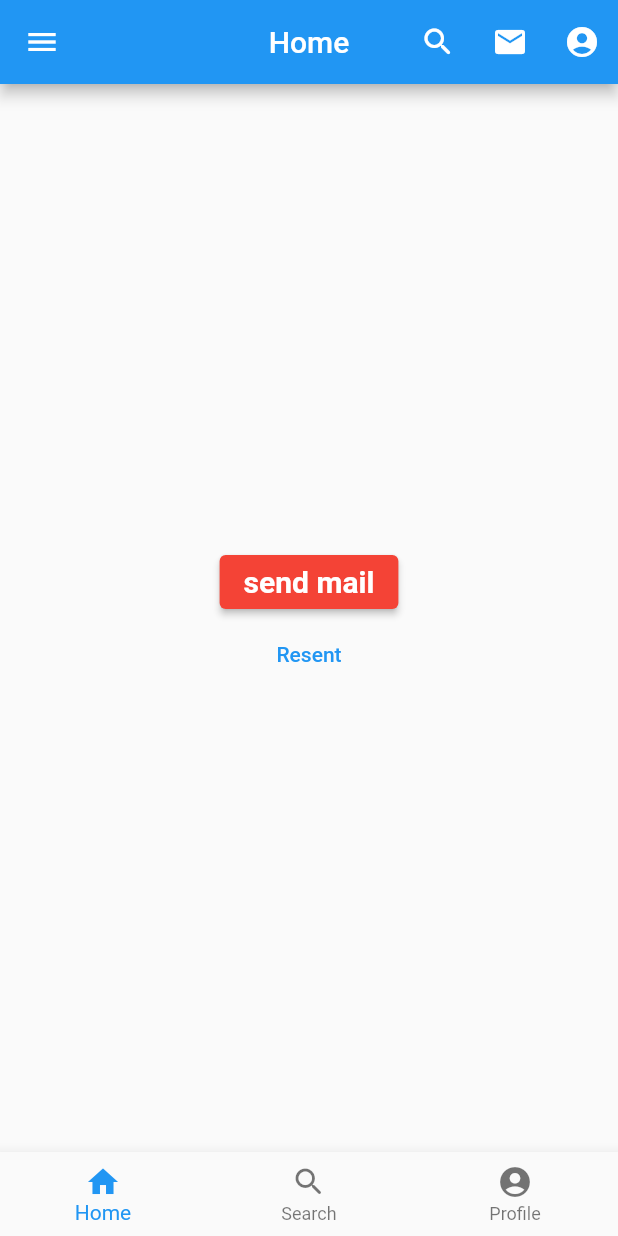
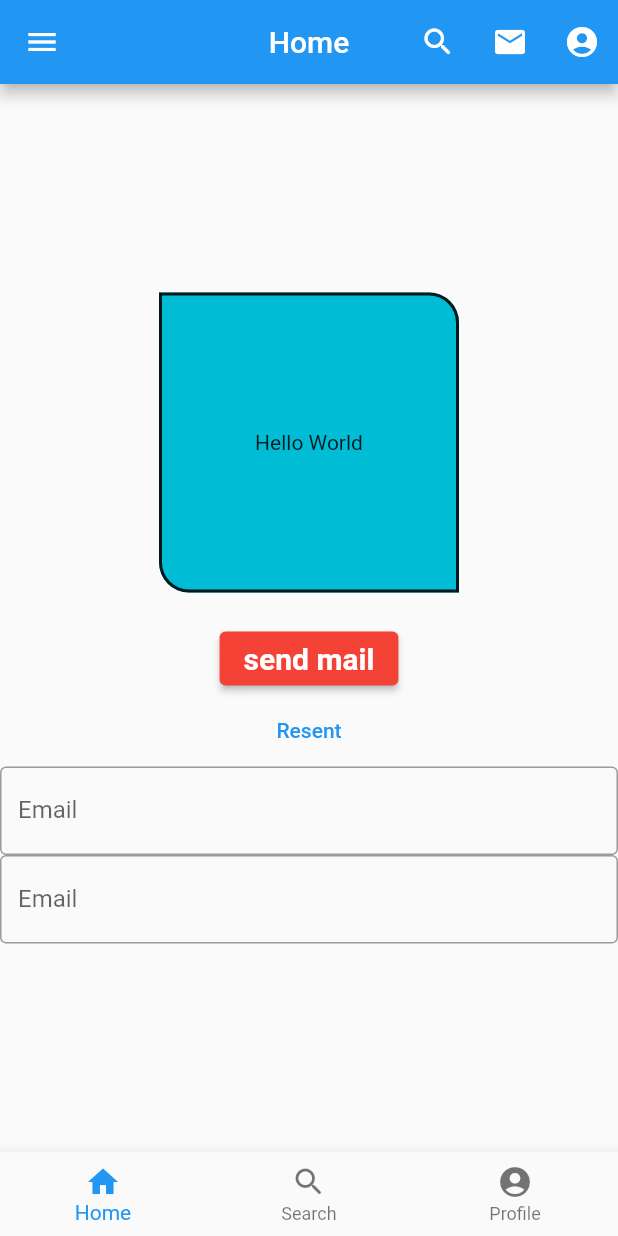
Before and after one commit to developerabdullah-me/Flutter_project, a Flutter app: the screen it shows after launch, on a phone screen of 412 x 824 dp. Run offline on Flutter 3.47's test engine with Material 2 defaults, Android fonts, the phone set to English and light mode, and no system bars.

Commit message:
border radius

```diff
--- a/flutter_application_1/lib/main.dart
+++ b/flutter_application_1/lib/main.dart
@@ -64,6 +64,24 @@ class HomeActivity extends StatelessWidget {
         child: Column(
           mainAxisAlignment: MainAxisAlignment.center,
           children: [
+            Container(
+              height: 200,
+              width: 200,
+              decoration: BoxDecoration(
+                color: Colors.cyan,
+                border:Border.all(color: Colors.black87,width: 2,),
+                // borderRadius:BorderRadius.circular(10),
+                              borderRadius: BorderRadius.only(topRight:Radius.circular(20),
+                              bottomLeft:Radius.circular(20) ),
+              ),
+              child: Text("Hello World"),
+              alignment: Alignment.center,
+            ),
+
+            SizedBox(
+              height: 20,
+            ),
+
             ElevatedButton(
               style:ElevatedButton.styleFrom(
                 backgroundColor: Colors.red,
@@ -78,7 +96,25 @@ class HomeActivity extends StatelessWidget {
             },child: Text("send mail")),
             TextButton(onPressed: (){
               print("Resent email");
-            }, child: Text('Resent'))
+            }, child: Text('Resent')),
+            TextField(
+              decoration: InputDecoration(
+                border: OutlineInputBorder(),
+                hintText: 'Enter Your Email',
+                label: Text("Email"),
+              ),
+            ),
+
+            // SizedBox(
+            //   height: 30,
+            // ),
+            TextField(
+              decoration: InputDecoration(
+                border: OutlineInputBorder(),
+                hintText: 'Enter Your Email',
+                label: Text("Email"),
+              ),
+            ),
           ],
         ),
       )
```
